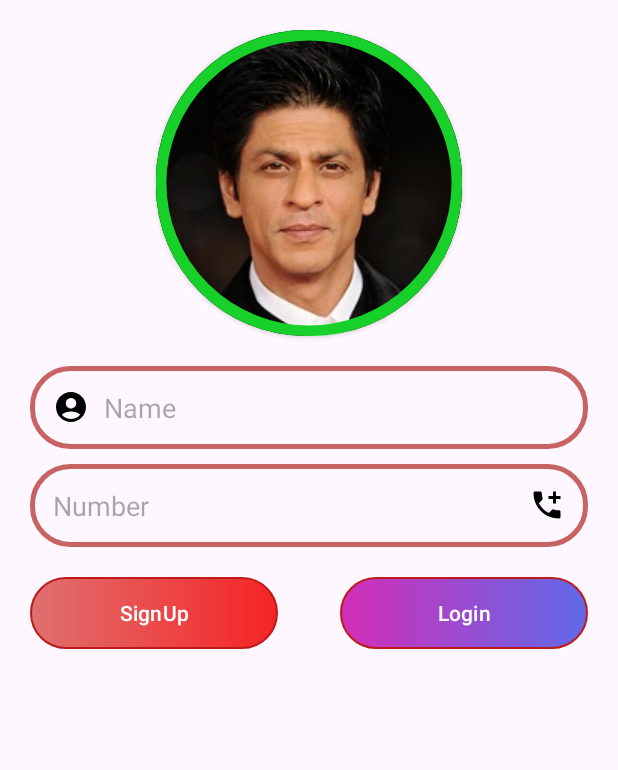
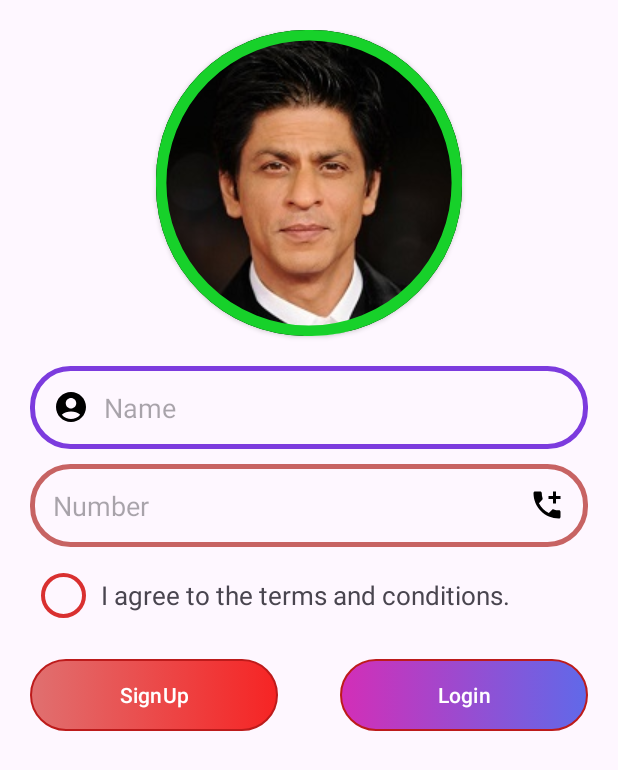
Before and after one commit to lalan-desai-28/Mobile-Trainee-2025, an Android app: the DrawableActivity screen opened directly, with no data from a screen before it, on a phone screen of 412 x 824 dp. Shown: the top 770 px of the screen. Run offline under Robolectric (Android 15) with nearby library versions, the phone set to English and light mode, and no system bars.

Commit message:
Drawable selector tasks

```diff
--- a/app/src/main/res/drawable/circular_ring.xml
+++ b/app/src/main/res/drawable/circular_ring.xml
@@ -8,6 +8,7 @@
 
 
     <stroke
+
         android:width="12dp"
         android:color="#17D12A" />
 </shape>
--- a/app/src/main/res/drawable/cirular_image_view.xml
+++ /dev/null
@@ -1,10 +0,0 @@
-<?xml version="1.0" encoding="utf-8"?>
-<layer-list xmlns:android="http://schemas.android.com/apk/res/android" >
-
-
-    <item android:drawable="@drawable/circular_ring"/>
-    <item android:drawable="@drawable/shah_rukh_khan" android:height="100dp" android:width="100dp"/>
-
-
-
-</layer-list>
--- /dev/null
+++ b/app/src/main/res/drawable/task_drawable_selector_button.xml
@@ -0,0 +1,39 @@
+<?xml version="1.0" encoding="utf-8"?>
+<selector xmlns:android="http://schemas.android.com/apk/res/android">
+    <item android:state_pressed="false">
+
+        <shape xmlns:android="http://schemas.android.com/apk/res/android"
+            android:shape="rectangle">
+            <corners android:radius="35dp" />
+            <stroke
+                android:width="1dp"
+                android:color="#BD1B1B" />
+            <gradient
+                android:endColor="#F62424"
+                android:startColor="#E07070" />
+
+        </shape>
+
+    </item>
+
+
+    <item android:state_pressed="true">
+
+        <shape xmlns:android="http://schemas.android.com/apk/res/android"
+            android:shape="rectangle">
+            <corners android:radius="35dp" />
+            <stroke
+                android:width="1dp"
+                android:color="#BD1B1B" />
+            <gradient
+                android:endColor="#6069E9"
+                android:startColor="#D32EB7" />
+
+
+        </shape>
+
+    </item>
+
+
+
+</selector>
--- /dev/null
+++ b/app/src/main/res/drawable/task_drawable_selector_button_two.xml
@@ -0,0 +1,39 @@
+<?xml version="1.0" encoding="utf-8"?>
+<selector xmlns:android="http://schemas.android.com/apk/res/android">
+    <item android:state_pressed="true">
+
+        <shape xmlns:android="http://schemas.android.com/apk/res/android"
+            android:shape="rectangle">
+            <corners android:radius="35dp" />
+            <stroke
+                android:width="1dp"
+                android:color="#BD1B1B" />
+            <gradient
+                android:endColor="#F62424"
+                android:startColor="#E07070" />
+
+        </shape>
+
+    </item>
+
+
+    <item android:state_pressed="false">
+
+        <shape xmlns:android="http://schemas.android.com/apk/res/android"
+            android:shape="rectangle">
+            <corners android:radius="35dp" />
+            <stroke
+                android:width="1dp"
+                android:color="#BD1B1B" />
+            <gradient
+                android:endColor="#6069E9"
+                android:startColor="#D32EB7" />
+
+
+        </shape>
+
+    </item>
+
+
+
+</selector>
--- /dev/null
+++ b/app/src/main/res/drawable/task_drawable_selector_checkbox.xml
@@ -0,0 +1,23 @@
+<?xml version="1.0" encoding="utf-8"?>
+<selector xmlns:android="http://schemas.android.com/apk/res/android">
+    <item android:state_checked="false">
+
+        <shape android:shape="oval" android:useLevel="false" >
+            <stroke android:width="2.5dp" android:color="#D93030" />
+        </shape>
+
+    </item>
+
+
+    <item android:state_checked="true">
+
+        <shape android:shape="ring" android:useLevel="false" >
+            <stroke android:width="4dp" android:color="#D11777" />
+            <solid android:color="#D11777"/>
+        </shape>
+
+    </item>
+
+
+
+</selector>
--- a/app/src/main/res/drawable/edit_text_border.xml
+++ b/app/src/main/res/drawable/task_drawable_selector_edittext_border.xml
@@ -1,11 +1,18 @@
 <?xml version="1.0" encoding="utf-8"?>
 <selector xmlns:android="http://schemas.android.com/apk/res/android">
 
-    <item>
+    <item android:state_focused="false">
         <shape android:shape="rectangle">
             <corners android:radius="25dp"/>
             <stroke android:width="3dp" android:color="#C76363"/>
         </shape>
     </item>
 
+    <item android:state_focused="true">
+        <shape android:shape="rectangle">
+            <corners android:radius="25dp"/>
+            <stroke android:width="3.5dp" android:color="#7C3BDE"/>
+        </shape>
+    </item>
+
 </selector>
--- a/app/src/main/res/layout/activity_drawable.xml
+++ b/app/src/main/res/layout/activity_drawable.xml
@@ -27,8 +27,8 @@
         <ImageView
             android:layout_width="match_parent"
             android:layout_height="match_parent"
-            app:backgroundTint="@null"
-            android:src="@drawable/circular_ring" />
+            android:src="@drawable/circular_ring"
+            app:backgroundTint="@null" />
 
     </androidx.cardview.widget.CardView>
 
@@ -37,7 +37,7 @@
         android:layout_width="match_parent"
         android:layout_height="wrap_content"
         android:layout_marginBottom="10dp"
-        android:background="@drawable/edit_text_border"
+        android:background="@drawable/task_drawable_selector_edittext_border"
         android:drawableStart="@drawable/baseline_account_circle_24"
         android:drawablePadding="10dp"
         android:hint="Name"
@@ -46,12 +46,36 @@
     <EditText
         android:layout_width="match_parent"
         android:layout_height="wrap_content"
-        android:layout_marginBottom="20dp"
-        android:background="@drawable/edit_text_border"
+        android:layout_marginBottom="10dp"
+        android:background="@drawable/task_drawable_selector_edittext_border"
         android:drawableEnd="@drawable/baseline_add_call_24"
         android:drawablePadding="10dp"
         android:hint="Number"
         android:padding="15dp" />
+
+
+    <LinearLayout
+        android:layout_width="match_parent"
+        android:gravity="center_vertical"
+        android:orientation="horizontal"
+        android:layout_marginBottom="20dp"
+        android:padding="7dp"
+        android:layout_height="wrap_content">
+
+        <CheckBox
+            android:layout_width="30dp"
+            android:layout_height="30dp"
+            android:background="@drawable/task_drawable_selector_checkbox"
+            android:button="@null" />
+
+        <TextView
+            android:layout_marginLeft="10dp"
+            android:layout_width="match_parent"
+            android:textSize="17dp"
+            android:layout_height="wrap_content"
+            android:text="I agree to the terms and conditions." />
+
+    </LinearLayout>
 
     <LinearLayout
         android:layout_width="match_parent"
@@ -62,7 +86,7 @@
             android:layout_width="0dp"
             android:layout_height="match_parent"
             android:layout_weight="2"
-            android:background="@drawable/button_background"
+            android:background="@drawable/task_drawable_selector_button"
             android:text="SignUp"
             android:textColor="@color/white"
             app:backgroundTint="@null" />
@@ -76,7 +100,7 @@
             android:layout_width="0dp"
             android:layout_height="wrap_content"
             android:layout_weight="2"
-            android:background="@drawable/button_background_two"
+            android:background="@drawable/task_drawable_selector_button_two"
             android:text="Login"
             app:backgroundTint="@null" />
 
--- a/app/src/main/res/layout/activity_main.xml
+++ b/app/src/main/res/layout/activity_main.xml
@@ -7,7 +7,6 @@
     android:layout_margin="10dp"
     android:orientation="vertical"
     tools:context=".MainActivity">
-
 
     <Button
         android:id="@+id/activity_button"
@@ -25,8 +24,6 @@
         android:id="@+id/drawable_button"
         android:layout_width="match_parent"
         android:layout_height="wrap_content"
-        android:text="Drawable" />
-
-
+        android:text="Drawable &amp; Selector" />
 
 </LinearLayout>
--- a/app/src/main/res/values/themes.xml
+++ b/app/src/main/res/values/themes.xml
@@ -1,4 +1,4 @@
-<resources xmlns:tools="http://schemas.android.com/tools">
+<resources xmlns:tools="http://schemas.android.com/tools" xmlns:android="http://schemas.android.com/apk/res/android">
     <!-- Base application theme. -->
     <style name="Base.Theme.Android_Learning" parent="Theme.Material3.DayNight.NoActionBar">
         <!-- Customize your light theme here. -->
@@ -6,4 +6,12 @@
     </style>
 
     <style name="Theme.Android_Learning" parent="Base.Theme.Android_Learning" />
+
+    <style name="my_checkbox" parent="Theme.AppCompat.Light">
+
+        <item name="colorControlNormal">@color/black</item>
+        <item name="colorControlActivated">@color/white</item>
+
+    </style>
+
 </resources>
```
